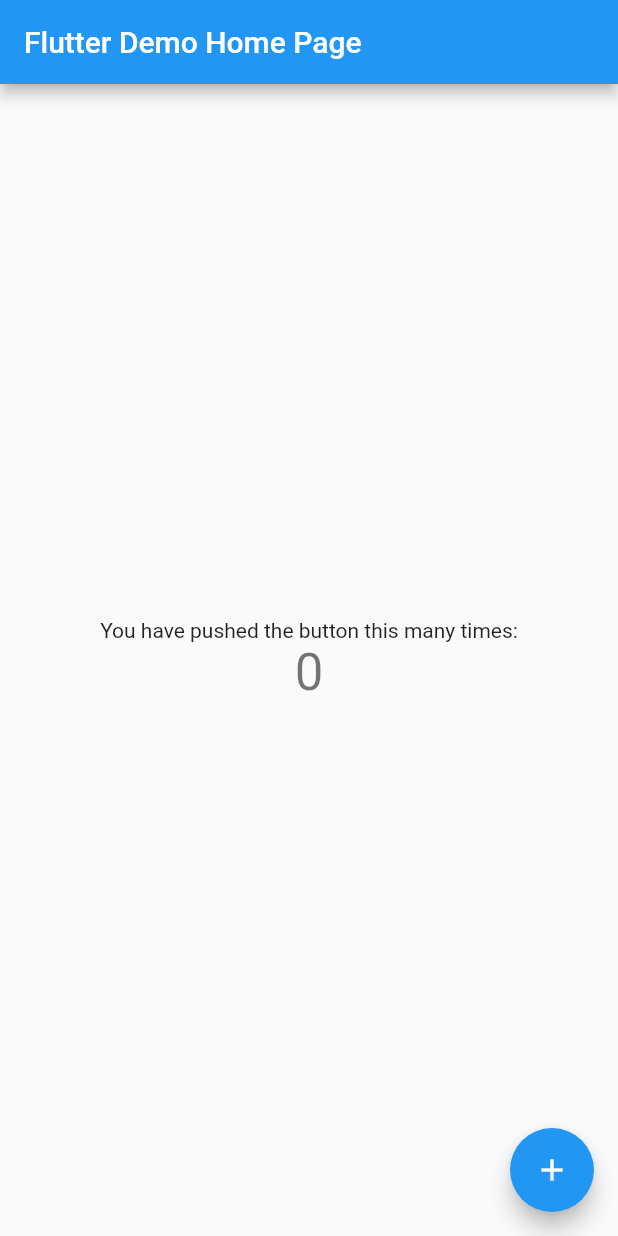
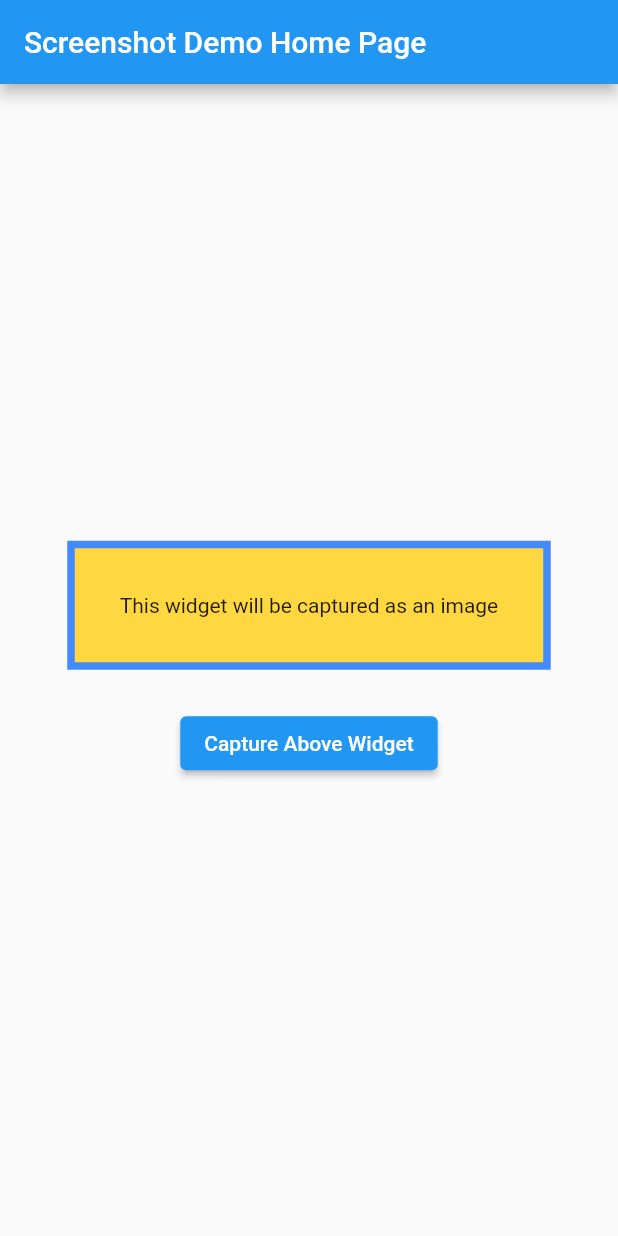
Before and after one commit to ji-hyun219/social_share, a Flutter app: the screen it shows after launch, on a phone screen of 412 x 824 dp. Run offline on Flutter 3.47's test engine with Material 2 defaults, Android fonts, the light colour scheme and no system bars; drawn by our look-alikes of screenshot.

Commit message:
feat(ScreenShot): AOS & iOS 캡처 동작 확인

```diff
--- a/lib/main.dart
+++ b/lib/main.dart
@@ -1,68 +1,126 @@
+import 'dart:typed_data';
+
 import 'package:flutter/material.dart';
-import 'package:image_picker/image_picker.dart';
+import 'package:screenshot/screenshot.dart';
+// import 'package:webview_flutter/webview_flutter.dart';
+// import 'package:image_gallery_saver/image_gallery_saver.dart';
 
-void main() {
-  runApp(const MyApp());
-}
+void main() => runApp(MyApp());
 
 class MyApp extends StatelessWidget {
-  const MyApp({super.key});
-
+  // This widget is the root of your application.
   @override
   Widget build(BuildContext context) {
     return MaterialApp(
       title: 'Flutter Demo',
       theme: ThemeData(
+        textTheme: const TextTheme(
+            headline6: TextStyle(
+          color: Colors.yellow,
+          // fontSize: 50,
+        )),
+        // This is the theme of your application.
+        //
+        // Try running your application with "flutter run". You'll see the
+        // application has a blue toolbar. Then, without quitting the app, try
+        // changing the primarySwatch below to Colors.green and then invoke
+        // "hot reload" (press "r" in the console where you ran "flutter run",
+        // or simply save your changes to "hot reload" in a Flutter IDE).
+        // Notice that the counter didn't reset back to zero; the application
+        // is not restarted.
         primarySwatch: Colors.blue,
       ),
-      home: const MyHomePage(title: 'Flutter Demo Home Page'),
+      home: const MyHomePage(title: 'Screenshot Demo Home Page'),
     );
   }
 }
 
 class MyHomePage extends StatefulWidget {
-  const MyHomePage({super.key, required this.title});
-
+  const MyHomePage({Key? key, required this.title}) : super(key: key);
   final String title;
 
   @override
-  State<MyHomePage> createState() => _MyHomePageState();
+  _MyHomePageState createState() => _MyHomePageState();
 }
 
 class _MyHomePageState extends State<MyHomePage> {
-  final int _counter = 0;
+  //Create an instance of ScreenshotController
+  ScreenshotController screenshotController = ScreenshotController();
 
-  void _incrementCounter() async {
-    final ImagePicker picker = ImagePicker();
-    final XFile? photo = await picker.pickImage(source: ImageSource.camera);
-    if (photo == null) return;
+  @override
+  void initState() {
+    // if (Platform.isAndroid) WebView.platform = SurfaceAndroidWebView();
+    super.initState();
   }
 
   @override
   Widget build(BuildContext context) {
+    // This method is rerun every time setState is called, for instance as done
+    // by the _incrementCounter method above.
+    //
+    // The Flutter framework has been optimized to make rerunning build methods
+    // fast, so that you can just rebuild anything that needs updating rather
+    // than having to individually change instances of widgets.
     return Scaffold(
       appBar: AppBar(
+        // Here we take the value from the MyHomePage object that was created by
+        // the App.build method, and use it to set our appbar title.
         title: Text(widget.title),
       ),
       body: Center(
         child: Column(
           mainAxisAlignment: MainAxisAlignment.center,
-          children: <Widget>[
-            const Text(
-              'You have pushed the button this many times:',
+          children: [
+            Screenshot(
+              controller: screenshotController,
+              child: Container(
+                  padding: const EdgeInsets.all(30.0),
+                  decoration: BoxDecoration(
+                    border: Border.all(color: Colors.blueAccent, width: 5.0),
+                    color: Colors.amberAccent,
+                  ),
+                  child: Stack(
+                    children: const [
+                      Text("This widget will be captured as an image"),
+                    ],
+                  )),
             ),
-            Text(
-              '$_counter',
-              style: Theme.of(context).textTheme.headline4,
+            const SizedBox(
+              height: 25,
+            ),
+            ElevatedButton(
+              child: const Text(
+                'Capture Above Widget',
+              ),
+              onPressed: () {
+                screenshotController.capture(delay: const Duration(milliseconds: 500)).then((capturedImage) async {
+                  ShowCapturedWidget(context, capturedImage!);
+                }).catchError((onError) {
+                  print(onError);
+                });
+              },
             ),
           ],
         ),
       ),
-      floatingActionButton: FloatingActionButton(
-        onPressed: _incrementCounter,
-        tooltip: 'Increment',
-        child: const Icon(Icons.add),
+    );
+  }
+
+  Future<dynamic> ShowCapturedWidget(BuildContext context, Uint8List capturedImage) {
+    return showDialog(
+      useSafeArea: false,
+      context: context,
+      builder: (context) => Scaffold(
+        appBar: AppBar(
+          title: const Text("Captured widget screenshot"),
+        ),
+        body: Center(child: capturedImage != null ? Image.memory(capturedImage) : Container()),
       ),
     );
   }
+
+  // _saved(File image) async {
+  //   // final result = await ImageGallerySaver.save(image.readAsBytesSync());
+  //   print("File Saved to Gallery");
+  // }
 }
--- a/pubspec.yaml
+++ b/pubspec.yaml
@@ -37,6 +37,7 @@
   cupertino_icons: ^1.0.2
   social_share: ^2.3.1
   image_picker: ^0.8.6
+  screenshot: ^1.2.3
 
 dev_dependencies:
   flutter_test:
```
Also changed, not shown: pubspec.lock.
